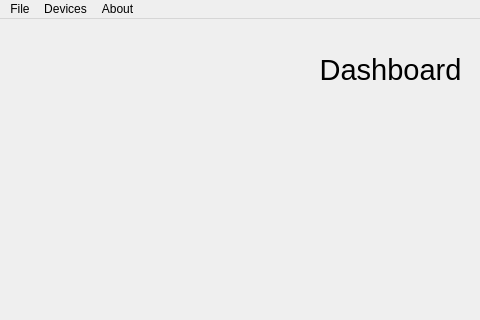
Before: the Qt Designer form test.ui in Kartik9250/r2100, drawn with Qt 5; both pictures show x 0 to 480 and y 0 to 320 of the 777 by 612 pixel window.
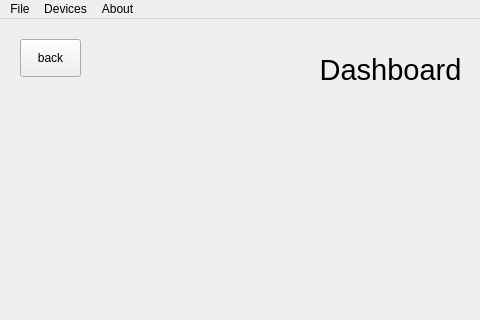
After: the same form once the commit is applied. Icons and pictures are not drawn. Custom widgets are drawn as their Qt base class.

Commit message: Add pyqt graph to gui

Patch:
```diff
--- a/test.ui
+++ b/test.ui
@@ -633,6 +633,19 @@
        </rect>
       </property>
      </widget>
+     <widget class="QPushButton" name="back_Button">
+      <property name="geometry">
+       <rect>
+        <x>0</x>
+        <y>0</y>
+        <width>61</width>
+        <height>38</height>
+       </rect>
+      </property>
+      <property name="text">
+       <string>back</string>
+      </property>
+     </widget>
     </widget>
    </widget>
   </widget>
```
The commit also changes 4 other files.
